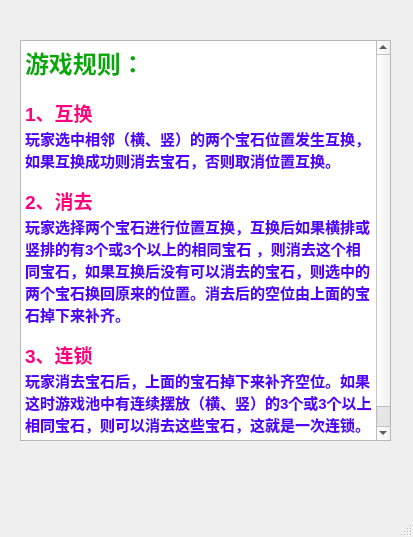
Before: the Qt Designer form help.ui in Nahjs/Bejeweled, drawn with Qt 5.
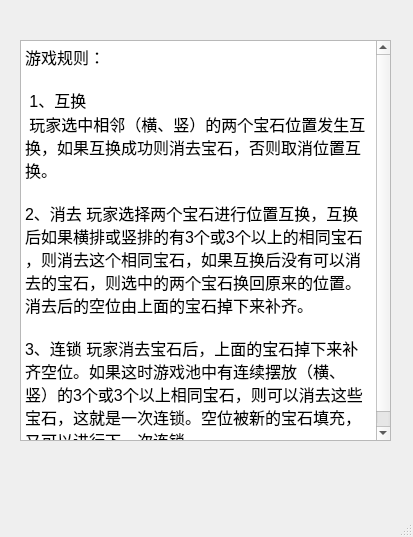
After: the same form once the commit is applied.

Diff of the .ui file:
```diff
--- a/help.ui
+++ b/help.ui
@@ -49,16 +49,14 @@
 li.unchecked::marker { content: &quot;\2610&quot;; }
 li.checked::marker { content: &quot;\2612&quot;; }
 &lt;/style&gt;&lt;/head&gt;&lt;body style=&quot; font-family:'Microsoft YaHei UI'; font-size:9pt; font-weight:400; font-style:normal;&quot;&gt;
-&lt;p style=&quot; margin-top:0px; margin-bottom:0px; margin-left:0px; margin-right:0px; -qt-block-indent:0; text-indent:0px;&quot;&gt;&lt;span style=&quot; font-family:'SimSun'; font-size:18pt; font-weight:600; color:#00aa00;&quot;&gt;游戏规则：&lt;/span&gt;&lt;/p&gt;
-&lt;p style=&quot;-qt-paragraph-type:empty; margin-top:0px; margin-bottom:0px; margin-left:0px; margin-right:0px; -qt-block-indent:0; text-indent:0px; font-family:'SimSun'; font-size:11pt; font-weight:600; color:#00aa00;&quot;&gt;&lt;br /&gt;&lt;/p&gt;
-&lt;p style=&quot; margin-top:0px; margin-bottom:0px; margin-left:0px; margin-right:0px; -qt-block-indent:0; text-indent:0px;&quot;&gt;&lt;span style=&quot; font-family:'SimSun'; font-size:14pt; font-weight:600; color:#ff007f;&quot;&gt;1、互换&lt;/span&gt;&lt;/p&gt;
-&lt;p style=&quot; margin-top:0px; margin-bottom:0px; margin-left:0px; margin-right:0px; -qt-block-indent:0; text-indent:0px;&quot;&gt;&lt;span style=&quot; font-family:'SimSun'; font-size:11pt; font-weight:600; color:#5500ff;&quot;&gt;玩家选中相邻（横、竖）的两个宝石位置发生互换，如果互换成功则消去宝石，否则取消位置互换。&lt;/span&gt;&lt;/p&gt;
-&lt;p style=&quot;-qt-paragraph-type:empty; margin-top:0px; margin-bottom:0px; margin-left:0px; margin-right:0px; -qt-block-indent:0; text-indent:0px; font-family:'SimSun'; font-weight:600; color:#5500ff;&quot;&gt;&lt;br /&gt;&lt;/p&gt;
-&lt;p style=&quot; margin-top:0px; margin-bottom:0px; margin-left:0px; margin-right:0px; -qt-block-indent:0; text-indent:0px;&quot;&gt;&lt;span style=&quot; font-family:'SimSun'; font-size:14pt; font-weight:600; color:#ff007f;&quot;&gt;2、消去&lt;/span&gt;&lt;/p&gt;
-&lt;p style=&quot; margin-top:0px; margin-bottom:0px; margin-left:0px; margin-right:0px; -qt-block-indent:0; text-indent:0px;&quot;&gt;&lt;span style=&quot; font-family:'SimSun'; font-size:11pt; font-weight:600; color:#5500ff;&quot;&gt;玩家选择两个宝石进行位置互换，互换后如果横排或竖排的有3个或3个以上的相同宝石 ，则消去这个相同宝石，如果互换后没有可以消去的宝石，则选中的两个宝石换回原来的位置。消去后的空位由上面的宝石掉下来补齐。&lt;/span&gt;&lt;/p&gt;
-&lt;p style=&quot;-qt-paragraph-type:empty; margin-top:0px; margin-bottom:0px; margin-left:0px; margin-right:0px; -qt-block-indent:0; text-indent:0px; font-family:'SimSun'; font-weight:600; color:#5500ff;&quot;&gt;&lt;br /&gt;&lt;/p&gt;
-&lt;p style=&quot; margin-top:0px; margin-bottom:0px; margin-left:0px; margin-right:0px; -qt-block-indent:0; text-indent:0px;&quot;&gt;&lt;span style=&quot; font-family:'SimSun'; font-size:14pt; font-weight:600; color:#ff007f;&quot;&gt;3、连锁&lt;/span&gt;&lt;/p&gt;
-&lt;p style=&quot; margin-top:0px; margin-bottom:0px; margin-left:0px; margin-right:0px; -qt-block-indent:0; text-indent:0px;&quot;&gt;&lt;span style=&quot; font-family:'SimSun'; font-size:11pt; font-weight:600; color:#5500ff;&quot;&gt;玩家消去宝石后，上面的宝石掉下来补齐空位。如果这时游戏池中有连续摆放（横、竖）的3个或3个以上相同宝石，则可以消去这些宝石，这就是一次连锁。空位被新的宝石填充，又可以进行下一次连锁。&lt;/span&gt;&lt;/p&gt;&lt;/body&gt;&lt;/html&gt;</string>
+&lt;p style=&quot; margin-top:0px; margin-bottom:0px; margin-left:0px; margin-right:0px; -qt-block-indent:0; text-indent:0px;&quot;&gt;&lt;span style=&quot; font-size:12pt;&quot;&gt;游戏规则：&lt;/span&gt;&lt;/p&gt;
+&lt;p style=&quot;-qt-paragraph-type:empty; margin-top:0px; margin-bottom:0px; margin-left:0px; margin-right:0px; -qt-block-indent:0; text-indent:0px; font-size:12pt;&quot;&gt;&lt;br /&gt;&lt;/p&gt;
+&lt;p style=&quot; margin-top:0px; margin-bottom:0px; margin-left:0px; margin-right:0px; -qt-block-indent:0; text-indent:0px;&quot;&gt;&lt;span style=&quot; font-size:12pt;&quot;&gt; 1、互换&lt;/span&gt;&lt;/p&gt;
+&lt;p style=&quot; margin-top:0px; margin-bottom:0px; margin-left:0px; margin-right:0px; -qt-block-indent:0; text-indent:0px;&quot;&gt;&lt;span style=&quot; font-size:12pt;&quot;&gt; 玩家选中相邻（横、竖）的两个宝石位置发生互换，如果互换成功则消去宝石，否则取消位置互换。 &lt;/span&gt;&lt;/p&gt;
+&lt;p style=&quot;-qt-paragraph-type:empty; margin-top:0px; margin-bottom:0px; margin-left:0px; margin-right:0px; -qt-block-indent:0; text-indent:0px; font-size:12pt;&quot;&gt;&lt;br /&gt;&lt;/p&gt;
+&lt;p style=&quot; margin-top:0px; margin-bottom:0px; margin-left:0px; margin-right:0px; -qt-block-indent:0; text-indent:0px;&quot;&gt;&lt;span style=&quot; font-size:12pt;&quot;&gt;2、消去 玩家选择两个宝石进行位置互换，互换后如果横排或竖排的有3个或3个以上的相同宝石 ，则消去这个相同宝石，如果互换后没有可以消去的宝石，则选中的两个宝石换回原来的位置。消去后的空位由上面的宝石掉下来补齐。 &lt;/span&gt;&lt;/p&gt;
+&lt;p style=&quot;-qt-paragraph-type:empty; margin-top:0px; margin-bottom:0px; margin-left:0px; margin-right:0px; -qt-block-indent:0; text-indent:0px; font-size:12pt;&quot;&gt;&lt;br /&gt;&lt;/p&gt;
+&lt;p style=&quot; margin-top:0px; margin-bottom:0px; margin-left:0px; margin-right:0px; -qt-block-indent:0; text-indent:0px;&quot;&gt;&lt;span style=&quot; font-size:12pt;&quot;&gt;3、连锁 玩家消去宝石后，上面的宝石掉下来补齐空位。如果这时游戏池中有连续摆放（横、竖）的3个或3个以上相同宝石，则可以消去这些宝石，这就是一次连锁。空位被新的宝石填充，又可以进行下一次连锁。&lt;/span&gt;&lt;/p&gt;&lt;/body&gt;&lt;/html&gt;</string>
     </property>
     <property name="overwriteMode">
      <bool>false</bool>
```
